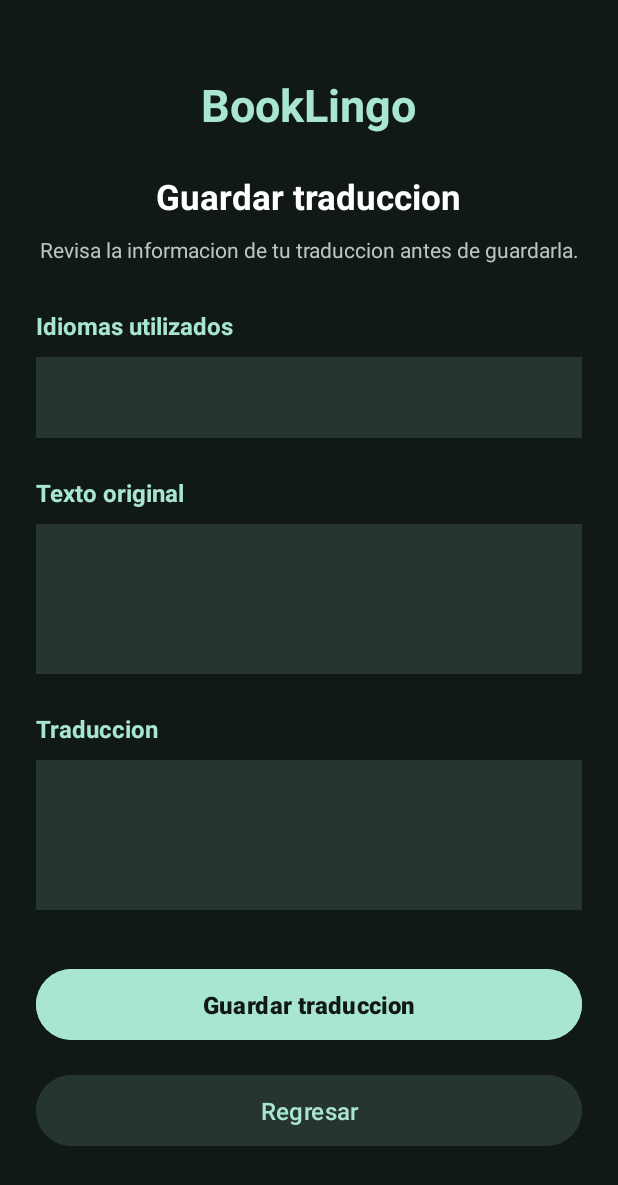
After one commit to yatbocanegra11-dotcom/Booklingo, an Android app: the GuardarTraduccionActivity screen opened directly, with no data from a screen before it, on a phone screen of 412 x 824 dp. The commit adds this screen. Shown: the top 1185 px of the screen. Run offline under Robolectric (Android 15) with nearby library versions, the phone set to English and light mode, and no system bars.

Commit message:
Guardar informacion

```diff
--- a/app/src/main/AndroidManifest.xml
+++ b/app/src/main/AndroidManifest.xml
@@ -3,6 +3,7 @@
     xmlns:tools="http://schemas.android.com/tools">
 
     <uses-permission android:name="android.permission.INTERNET" />
+
     <application
         android:allowBackup="true"
         android:dataExtractionRules="@xml/data_extraction_rules"
@@ -38,6 +39,10 @@
             android:name=".PrincipalActivity"
             android:exported="false"
             android:windowSoftInputMode="adjustResize" />
+        <activity
+            android:name=".GuardarTraduccionActivity"
+            android:exported="false"
+            android:windowSoftInputMode="adjustResize" />
     </application>
 
 </manifest>
--- /dev/null
+++ b/app/src/main/java/com/example/iniciosesion/GuardarTraduccionActivity.kt
@@ -0,0 +1,55 @@
+package com.example.iniciosesion
+
+import android.os.Bundle
+import android.widget.Button
+import android.widget.TextView
+import android.widget.Toast
+import androidx.activity.enableEdgeToEdge
+import androidx.appcompat.app.AppCompatActivity
+
+class GuardarTraduccionActivity : AppCompatActivity() {
+
+    private lateinit var tvIdiomas: TextView
+    private lateinit var tvTextoOriginal: TextView
+    private lateinit var tvTextoTraducido: TextView
+    private lateinit var btnGuardar: Button
+    private lateinit var btnRegresar: Button
+
+    override fun onCreate(savedInstanceState: Bundle?) {
+        super.onCreate(savedInstanceState)
+        enableEdgeToEdge()
+        setContentView(R.layout.activity_guardar_traduccion)
+
+        tvIdiomas = findViewById(R.id.tvIdiomas)
+        tvTextoOriginal = findViewById(R.id.tvTextoOriginal)
+        tvTextoTraducido = findViewById(R.id.tvTextoTraducido)
+        btnGuardar = findViewById(R.id.btnGuardar)
+        btnRegresar = findViewById(R.id.btnRegresar)
+
+        mostrarInformacionTraduccion()
+
+        btnGuardar.setOnClickListener {
+            Toast.makeText(
+                this,
+                "La informacion se guardo",
+                Toast.LENGTH_SHORT
+            ).show()
+        }
+
+        btnRegresar.setOnClickListener {
+            finish()
+        }
+    }
+
+    // Metodo para obtener informacion
+    private fun mostrarInformacionTraduccion() {
+
+        val textoOriginal = intent.getStringExtra("textoOriginal")
+        val textoTraducido = intent.getStringExtra("textoTraducido")
+        val idiomas = intent.getStringExtra("idiomas")
+
+        tvIdiomas.text = idiomas
+        tvTextoOriginal.text = textoOriginal
+        tvTextoTraducido.text = textoTraducido
+    }
+}
--- a/app/src/main/java/com/example/iniciosesion/PrincipalActivity.kt
+++ b/app/src/main/java/com/example/iniciosesion/PrincipalActivity.kt
@@ -1,5 +1,6 @@
 package com.example.iniciosesion
 
+import android.content.Intent
 import android.os.Bundle
 import android.widget.ArrayAdapter
 import android.widget.Button
@@ -21,6 +22,7 @@ class PrincipalActivity : AppCompatActivity() {
     private lateinit var btnTraducir: Button
     private lateinit var tvResultado: TextView
     private lateinit var spIdiomas: Spinner
+    private lateinit var btnIrGuardar: Button
 
     override fun onCreate(savedInstanceState: Bundle?) {
         super.onCreate(savedInstanceState)
@@ -31,6 +33,20 @@ class PrincipalActivity : AppCompatActivity() {
         btnTraducir = findViewById(R.id.btnTraducir)
         tvResultado = findViewById(R.id.tvResultado)
         spIdiomas = findViewById(R.id.spIdiomas)
+        btnIrGuardar = findViewById(R.id.btnIrGuardar)
+
+        btnIrGuardar.setOnClickListener {
+            val intent = Intent(
+                this@PrincipalActivity,
+                GuardarTraduccionActivity::class.java
+            )
+
+            intent.putExtra("textoOriginal", etTexto.text.toString())
+            intent.putExtra("textoTraducido", tvResultado.text.toString())
+            intent.putExtra("idiomas", spIdiomas.selectedItem.toString())
+
+            startActivity(intent)
+        }
 
         // Opciones de idiomas disponibles
         val opcionesIdiomas = arrayOf(
--- /dev/null
+++ b/app/src/main/res/layout/activity_guardar_traduccion.xml
@@ -0,0 +1,129 @@
+<?xml version="1.0" encoding="utf-8"?>
+<ScrollView xmlns:android="http://schemas.android.com/apk/res/android"
+    android:layout_width="match_parent"
+    android:layout_height="match_parent"
+    android:background="#101818"
+    android:fillViewport="true">
+
+    <LinearLayout
+        android:layout_width="match_parent"
+        android:layout_height="wrap_content"
+        android:orientation="vertical"
+        android:padding="24dp"
+        android:gravity="center_horizontal">
+
+        <TextView
+            android:layout_width="wrap_content"
+            android:layout_height="wrap_content"
+            android:text="BookLingo"
+            android:textColor="#A8E6CF"
+            android:textSize="30sp"
+            android:textStyle="bold"
+            android:layout_marginTop="25dp" />
+
+        <TextView
+            android:layout_width="wrap_content"
+            android:layout_height="wrap_content"
+            android:text="Guardar traduccion"
+            android:textColor="#FFFFFF"
+            android:textSize="23sp"
+            android:textStyle="bold"
+            android:layout_marginTop="25dp" />
+
+        <TextView
+            android:layout_width="match_parent"
+            android:layout_height="wrap_content"
+            android:text="Revisa la informacion de tu traduccion antes de guardarla."
+            android:textColor="#B8C7C2"
+            android:textSize="14sp"
+            android:gravity="center"
+            android:layout_marginTop="10dp"
+            android:layout_marginBottom="30dp" />
+
+        <TextView
+            android:layout_width="match_parent"
+            android:layout_height="wrap_content"
+            android:text="Idiomas utilizados"
+            android:textColor="#A8E6CF"
+            android:textSize="16sp"
+            android:textStyle="bold"
+            android:layout_marginBottom="10dp" />
+
+        <TextView
+            android:id="@+id/tvIdiomas"
+            android:layout_width="match_parent"
+            android:layout_height="wrap_content"
+            android:background="#263432"
+            android:text="English → Español"
+            android:textColor="#FFFFFF"
+            android:textSize="16sp"
+            android:padding="16dp"
+            android:layout_marginBottom="25dp" />
+
+        <TextView
+            android:layout_width="match_parent"
+            android:layout_height="wrap_content"
+            android:text="Texto original"
+            android:textColor="#A8E6CF"
+            android:textSize="16sp"
+            android:textStyle="bold"
+            android:layout_marginBottom="10dp" />
+
+        <TextView
+            android:id="@+id/tvTextoOriginal"
+            android:layout_width="match_parent"
+            android:layout_height="wrap_content"
+            android:minHeight="100dp"
+            android:background="#263432"
+            android:text="Aqui aparecera el texto original"
+            android:textColor="#FFFFFF"
+            android:textSize="15sp"
+            android:padding="16dp"
+            android:gravity="top"
+            android:layout_marginBottom="25dp" />
+
+        <TextView
+            android:layout_width="match_parent"
+            android:layout_height="wrap_content"
+            android:text="Traduccion"
+            android:textColor="#A8E6CF"
+            android:textSize="16sp"
+            android:textStyle="bold"
+            android:layout_marginBottom="10dp" />
+
+        <TextView
+            android:id="@+id/tvTextoTraducido"
+            android:layout_width="match_parent"
+            android:layout_height="wrap_content"
+            android:layout_marginBottom="35dp"
+            android:background="#263432"
+            android:gravity="top"
+            android:minHeight="100dp"
+            android:padding="16dp"
+            android:text="Aqui aparecera la traduccion"
+            android:textColor="#FFFFFF"
+            android:textSize="15sp" />
+
+        <Button
+            android:id="@+id/btnGuardar"
+            android:layout_width="match_parent"
+            android:layout_height="55dp"
+            android:text="Guardar traduccion"
+            android:textColor="#101818"
+            android:textSize="16sp"
+            android:textStyle="bold"
+            android:backgroundTint="#A8E6CF"
+            android:layout_marginBottom="15dp" />
+
+        <Button
+            android:id="@+id/btnRegresar"
+            android:layout_width="match_parent"
+            android:layout_height="55dp"
+            android:text="Regresar"
+            android:textColor="#A8E6CF"
+            android:textSize="16sp"
+            android:backgroundTint="#263432" />
+
+    </LinearLayout>
+
+</ScrollView>
--- a/app/src/main/res/layout/activity_principal.xml
+++ b/app/src/main/res/layout/activity_principal.xml
@@ -113,6 +113,16 @@
                 android:textSize="18sp"
                 android:gravity="center_vertical" />
 
+            <Button
+                android:id="@+id/btnIrGuardar"
+                android:layout_width="match_parent"
+                android:layout_height="wrap_content"
+                android:layout_marginTop="25dp"
+                android:layout_marginBottom="20dp"
+                android:text="Continuar"
+                android:textAllCaps="false"
+                android:textSize="16sp" />
+
         </LinearLayout>
 
     </ScrollView>
```
